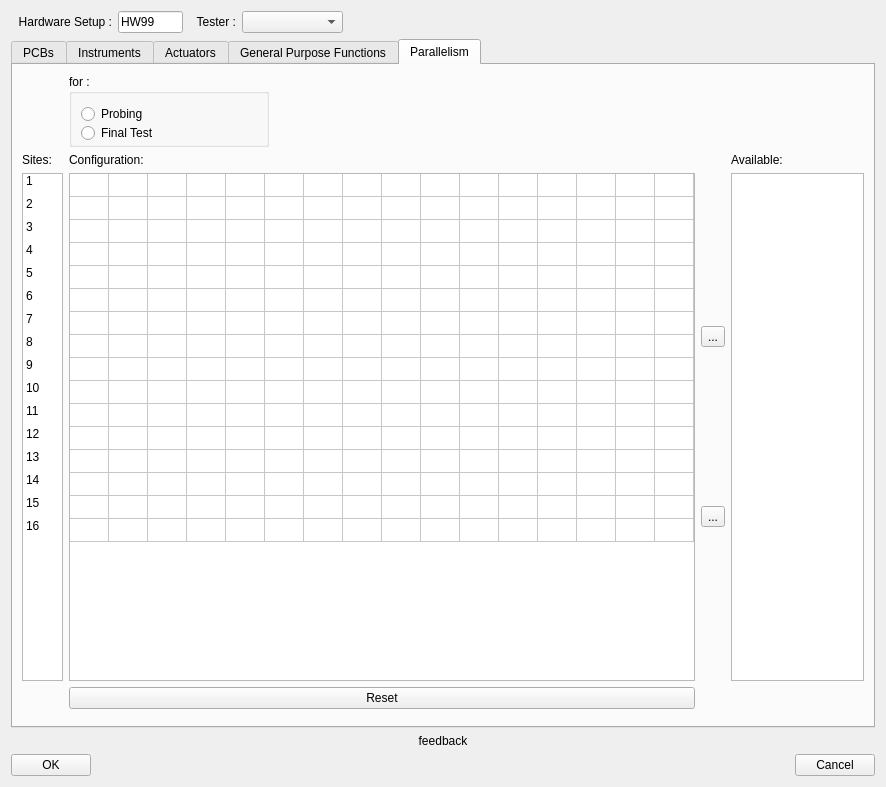
Old version of the form ATE/spyder/widgets/actions_on/hardwaresetup/HardwareWizard.ui in the repository Semi-ATE/Semi-ATE.
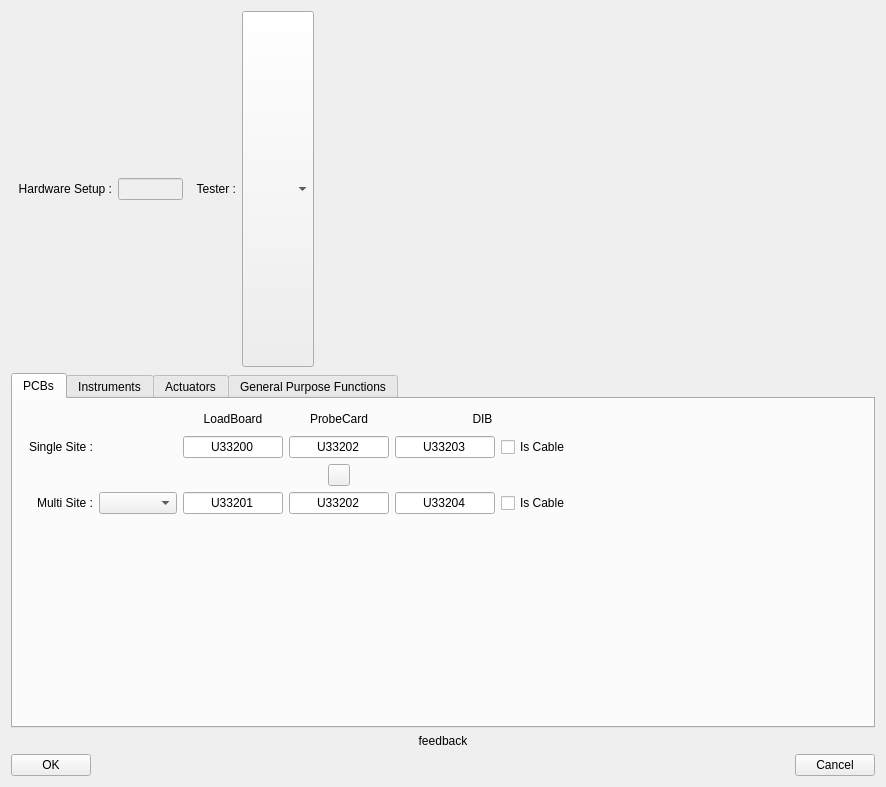
New version of the form. The open tabs and pages were chosen to show the change.

The edit to the form file:
```diff
--- a/ATE/spyder/widgets/actions_on/hardwaresetup/HardwareWizard.ui
+++ b/ATE/spyder/widgets/actions_on/hardwaresetup/HardwareWizard.ui
@@ -66,6 +66,9 @@
        </item>
        <item>
         <widget class="QLineEdit" name="hardware">
+         <property name="enabled">
+          <bool>false</bool>
+         </property>
          <property name="minimumSize">
           <size>
            <width>65</width>
@@ -79,7 +82,7 @@
           </size>
          </property>
          <property name="text">
-          <string>HW99</string>
+          <string/>
          </property>
         </widget>
        </item>
@@ -114,23 +117,26 @@
        <item>
         <widget class="QComboBox" name="tester">
          <property name="sizePolicy">
-          <sizepolicy hsizetype="Fixed" vsizetype="Fixed">
+          <sizepolicy hsizetype="Preferred" vsizetype="Expanding">
            <horstretch>0</horstretch>
            <verstretch>0</verstretch>
           </sizepolicy>
          </property>
          <property name="minimumSize">
           <size>
-           <width>101</width>
-           <height>22</height>
+           <width>0</width>
+           <height>0</height>
           </size>
          </property>
          <property name="maximumSize">
           <size>
-           <width>101</width>
-           <height>22</height>
+           <width>16777215</width>
+           <height>16777215</height>
           </size>
          </property>
+         <property name="sizeAdjustPolicy">
+          <enum>QComboBox::AdjustToContents</enum>
+         </property>
         </widget>
        </item>
        <item>
@@ -2082,542 +2088,6 @@
          </item>
         </layout>
        </widget>
-       <widget class="QWidget" name="parallelismTab">
-        <attribute name="title">
-         <string>Parallelism</string>
-        </attribute>
-        <layout class="QGridLayout" name="gridLayout_5">
-         <item row="5" column="1">
-          <widget class="QPushButton" name="reset_button">
-           <property name="sizePolicy">
-            <sizepolicy hsizetype="Fixed" vsizetype="Fixed">
-             <horstretch>0</horstretch>
-             <verstretch>0</verstretch>
-            </sizepolicy>
-           </property>
-           <property name="minimumSize">
-            <size>
-             <width>281</width>
-             <height>22</height>
-            </size>
-           </property>
-           <property name="maximumSize">
-            <size>
-             <width>631</width>
-             <height>22</height>
-            </size>
-           </property>
-           <property name="text">
-            <string>Reset</string>
-           </property>
-           <property name="iconSize">
-            <size>
-             <width>16</width>
-             <height>16</height>
-            </size>
-           </property>
-          </widget>
-         </item>
-         <item row="2" column="3">
-          <widget class="QListWidget" name="finaltestAvailableConfigurations">
-           <property name="sizePolicy">
-            <sizepolicy hsizetype="Fixed" vsizetype="Fixed">
-             <horstretch>0</horstretch>
-             <verstretch>0</verstretch>
-            </sizepolicy>
-           </property>
-           <property name="minimumSize">
-            <size>
-             <width>97</width>
-             <height>508</height>
-            </size>
-           </property>
-           <property name="maximumSize">
-            <size>
-             <width>135</width>
-             <height>528</height>
-            </size>
-           </property>
-          </widget>
-         </item>
-         <item row="1" column="0">
-          <widget class="QLabel" name="label_2">
-           <property name="text">
-            <string>Sites:</string>
-           </property>
-          </widget>
-         </item>
-         <item row="1" column="3">
-          <widget class="QLabel" name="label_3">
-           <property name="text">
-            <string>Available:</string>
-           </property>
-          </widget>
-         </item>
-         <item row="2" column="0">
-          <widget class="QListWidget" name="finaltestSites">
-           <property name="sizePolicy">
-            <sizepolicy hsizetype="Fixed" vsizetype="Fixed">
-             <horstretch>0</horstretch>
-             <verstretch>0</verstretch>
-            </sizepolicy>
-           </property>
-           <property name="minimumSize">
-            <size>
-             <width>41</width>
-             <height>508</height>
-            </size>
-           </property>
-           <property name="maximumSize">
-            <size>
-             <width>41</width>
-             <height>525</height>
-            </size>
-           </property>
-           <property name="midLineWidth">
-            <number>0</number>
-           </property>
-           <property name="editTriggers">
-            <set>QAbstractItemView::SelectedClicked</set>
-           </property>
-           <property name="showDropIndicator" stdset="0">
-            <bool>false</bool>
-           </property>
-           <property name="textElideMode">
-            <enum>Qt::ElideMiddle</enum>
-           </property>
-           <property name="resizeMode">
-            <enum>QListView::Adjust</enum>
-           </property>
-           <property name="spacing">
-            <number>4</number>
-           </property>
-           <property name="gridSize">
-            <size>
-             <width>0</width>
-             <height>23</height>
-            </size>
-           </property>
-           <property name="modelColumn">
-            <number>0</number>
-           </property>
-           <property name="uniformItemSizes">
-            <bool>false</bool>
-           </property>
-           <item>
-            <property name="text">
-             <string>1</string>
-            </property>
-           </item>
-           <item>
-            <property name="text">
-             <string>2</string>
-            </property>
-           </item>
-           <item>
-            <property name="text">
-             <string>3</string>
-            </property>
-           </item>
-           <item>
-            <property name="text">
-             <string>4</string>
-            </property>
-           </item>
-           <item>
-            <property name="text">
-             <string>5</string>
-            </property>
-           </item>
-           <item>
-            <property name="text">
-             <string>6</string>
-            </property>
-           </item>
-           <item>
-            <property name="text">
-             <string>7</string>
-            </property>
-           </item>
-           <item>
-            <property name="text">
-             <string>8</string>
-            </property>
-           </item>
-           <item>
-            <property name="text">
-             <string>9</string>
-            </property>
-           </item>
-           <item>
-            <property name="text">
-             <string>10</string>
-            </property>
-           </item>
-           <item>
-            <property name="text">
-             <string>11</string>
-            </property>
-           </item>
-           <item>
-            <property name="text">
-             <string>12</string>
-            </property>
-           </item>
-           <item>
-            <property name="text">
-             <string>13</string>
-            </property>
-           </item>
-           <item>
-            <property name="text">
-             <string>14</string>
-            </property>
-           </item>
-           <item>
-            <property name="text">
-             <string>15</string>
-            </property>
-           </item>
-           <item>
-            <property name="text">
-             <string>16</string>
-            </property>
-           </item>
-          </widget>
-         </item>
-         <item row="1" column="1">
-          <widget class="QLabel" name="label">
-           <property name="text">
-            <string>Configuration:</string>
-           </property>
-          </widget>
-         </item>
-         <item row="2" column="2">
-          <layout class="QVBoxLayout" name="verticalLayout_9">
-           <property name="sizeConstraint">
-            <enum>QLayout::SetFixedSize</enum>
-           </property>
-           <item>
-            <widget class="QToolButton" name="right_button">
-             <property name="text">
-              <string>...</string>
-             </property>
-            </widget>
-           </item>
-           <item>
-            <widget class="QToolButton" name="left_button">
-             <property name="text">
-              <string>...</string>
-             </property>
-            </widget>
-           </item>
-          </layout>
-         </item>
-         <item row="0" column="1">
-          <widget class="QGroupBox" name="type_box">
-           <property name="minimumSize">
-            <size>
-             <width>0</width>
-             <height>73</height>
-            </size>
-           </property>
-           <property name="maximumSize">
-            <size>
-             <width>200</width>
-             <height>154</height>
-            </size>
-           </property>
-           <property name="title">
-            <string>for :</string>
-           </property>
-           <property name="flat">
-            <bool>false</bool>
-           </property>
-           <layout class="QGridLayout" name="gridLayout_4">
-            <item row="0" column="0">
-             <layout class="QVBoxLayout" name="verticalLayout_12">
-              <item>
-               <widget class="QRadioButton" name="probing_button">
-                <property name="minimumSize">
-                 <size>
-                  <width>0</width>
-                  <height>22</height>
-                 </size>
-                </property>
-                <property name="maximumSize">
-                 <size>
-                  <width>16777215</width>
-                  <height>22</height>
-                 </size>
-                </property>
-                <property name="text">
-                 <string>Probing</string>
-                </property>
-               </widget>
-              </item>
-              <item>
-               <widget class="QRadioButton" name="final_test_button">
-                <property name="minimumSize">
-                 <size>
-                  <width>0</width>
-                  <height>22</height>
-                 </size>
-                </property>
-                <property name="maximumSize">
-                 <size>
-                  <width>16777215</width>
-                  <height>22</height>
-                 </size>
-                </property>
-                <property name="text">
-                 <string>Final Test</string>
-                </property>
-               </widget>
-              </item>
-             </layout>
-            </item>
-           </layout>
-          </widget>
-         </item>
-         <item row="2" column="1">
-          <widget class="QTableWidget" name="finaltestConfiguration">
-           <property name="sizePolicy">
-            <sizepolicy hsizetype="Fixed" vsizetype="Fixed">
-             <horstretch>0</horstretch>
-             <verstretch>0</verstretch>
-            </sizepolicy>
-           </property>
-           <property name="minimumSize">
-            <size>
-             <width>626</width>
-             <height>508</height>
-            </size>
-           </property>
-           <property name="maximumSize">
-            <size>
-             <width>669</width>
-             <height>532</height>
-            </size>
-           </property>
-           <property name="verticalScrollBarPolicy">
-            <enum>Qt::ScrollBarAlwaysOff</enum>
-           </property>
-           <property name="horizontalScrollBarPolicy">
-            <enum>Qt::ScrollBarAlwaysOff</enum>
-           </property>
-           <property name="sizeAdjustPolicy">
-            <enum>QAbstractScrollArea::AdjustToContents</enum>
-           </property>
-           <property name="editTriggers">
-            <set>QAbstractItemView::SelectedClicked</set>
-           </property>
-           <property name="rowCount">
-            <number>16</number>
-           </property>
-           <attribute name="horizontalHeaderVisible">
-            <bool>false</bool>
-           </attribute>
-           <attribute name="horizontalHeaderCascadingSectionResizes">
-            <bool>true</bool>
-           </attribute>
-           <attribute name="horizontalHeaderDefaultSectionSize">
-            <number>39</number>
-           </attribute>
-           <attribute name="horizontalHeaderMinimumSectionSize">
-            <number>39</number>
-           </attribute>
-           <attribute name="verticalHeaderVisible">
-            <bool>false</bool>
-           </attribute>
-           <attribute name="verticalHeaderDefaultSectionSize">
-            <number>23</number>
-           </attribute>
-           <attribute name="verticalHeaderMinimumSectionSize">
-            <number>23</number>
-           </attribute>
-           <row>
-            <property name="text">
-             <string>1</string>
-            </property>
-           </row>
-           <row>
-            <property name="text">
-             <string>2</string>
-            </property>
-           </row>
-           <row>
-            <property name="text">
-             <string>3</string>
-            </property>
-           </row>
-           <row>
-            <property name="text">
-             <string>4</string>
-            </property>
-           </row>
-           <row>
-            <property name="text">
-             <string>5</string>
-            </property>
-           </row>
-           <row>
-            <property name="text">
-             <string>6</string>
-            </property>
-           </row>
-           <row>
-            <property name="text">
-             <string>7</string>
-            </property>
-           </row>
-           <row>
-            <property name="text">
-             <string>8</string>
-            </property>
-           </row>
-           <row>
-            <property name="text">
-             <string>9</string>
-            </property>
-           </row>
-           <row>
-            <property name="text">
-             <string>10</string>
-            </property>
-           </row>
-           <row>
-            <property name="text">
-             <string>11</string>
-            </property>
-           </row>
-           <row>
-            <property name="text">
-             <string>12</string>
-            </property>
-           </row>
-           <row>
-            <property name="text">
-             <string>13</string>
-            </property>
-           </row>
-           <row>
-            <property name="text">
-             <string>14</string>
-            </property>
-           </row>
-           <row>
-            <property name="text">
-             <string>15</string>
-            </property>
-           </row>
-           <row>
-            <property name="text">
-             <string>16</string>
-            </property>
-           </row>
-           <column>
-            <property name="text">
-             <string>1</string>
-            </property>
-           </column>
-           <column>
-            <property name="text">
-             <string>2</string>
-            </property>
-           </column>
-           <column>
-            <property name="text">
-             <string>3</string>
-            </property>
-           </column>
-           <column>
-            <property name="text">
-             <string>4</string>
-            </property>
-           </column>
-           <column>
-            <property name="text">
-             <string>5</string>
-            </property>
-           </column>
-           <column>
-            <property name="text">
-             <string>6</string>
-            </property>
-           </column>
-           <column>
-            <property name="text">
-             <string>7</string>
-            </property>
-           </column>
-           <column>
-            <property name="text">
-             <string>8</string>
-            </property>
-           </column>
-           <column>
-            <property name="text">
-             <string>9</string>
-            </property>
-           </column>
-           <column>
-            <property name="text">
-             <string>10</string>
-            </property>
-           </column>
-           <column>
-            <property name="text">
-             <string>11</string>
-            </property>
-           </column>
-           <column>
-            <property name="text">
-             <string>12</string>
-            </property>
-           </column>
-           <column>
-            <property name="text">
-             <string>13</string>
-            </property>
-           </column>
-           <column>
-            <property name="text">
-             <string>14</string>
-            </property>
-           </column>
-           <column>
-            <property name="text">
-             <string>15</string>
-            </property>
-           </column>
-           <column>
-            <property name="text">
-             <string>16</string>
-            </property>
-           </column>
-           <item row="0" column="0">
-            <property name="text">
-             <string/>
-            </property>
-           </item>
-          </widget>
-         </item>
-         <item row="6" column="0" colspan="4">
-          <spacer name="verticalSpacer">
-           <property name="orientation">
-            <enum>Qt::Vertical</enum>
-           </property>
-           <property name="sizeHint" stdset="0">
-            <size>
-             <width>20</width>
-             <height>40</height>
-            </size>
-           </property>
-          </spacer>
-         </item>
-        </layout>
-       </widget>
       </widget>
      </item>
      <item>
```
